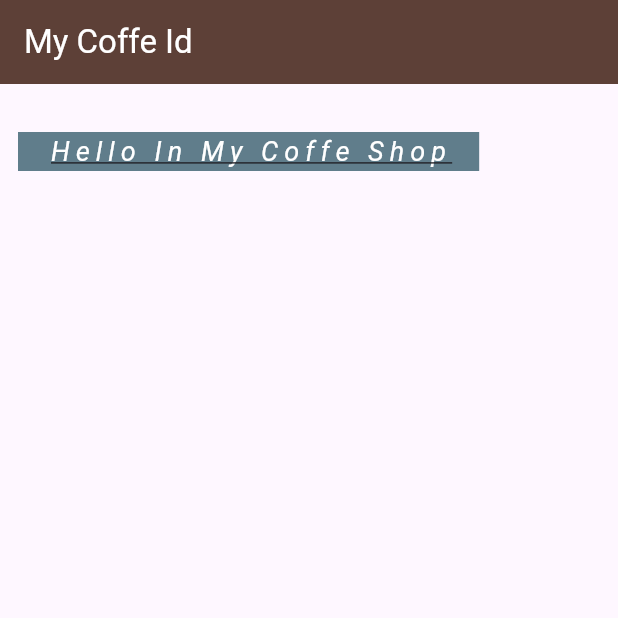
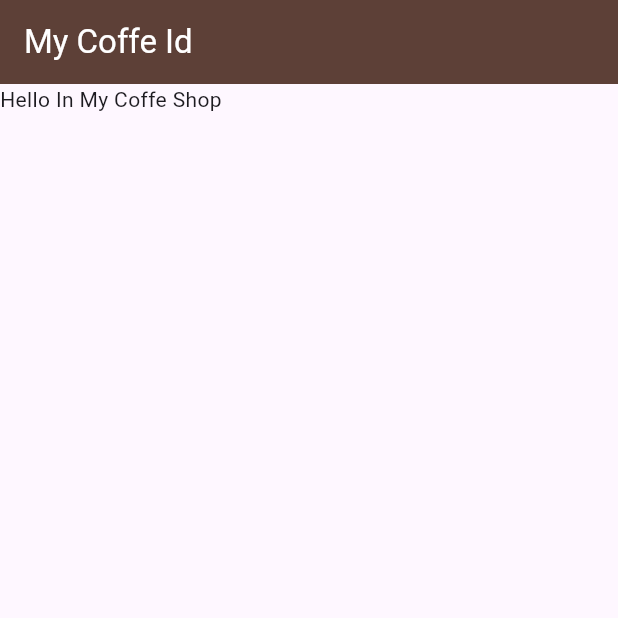
Before and after one commit to Hyzinx/Coffe_Card, a Flutter app: the screen it shows after launch, on a phone screen of 412 x 824 dp, the top half of it. Run offline on Flutter 3.47's test engine with Material 3 defaults, Android fonts, the phone set to English and light mode, and no system bars.

Commit message:
Refactor Code

```diff
--- a/lib/main.dart
+++ b/lib/main.dart
@@ -1,17 +1,7 @@
 import 'package:flutter/material.dart';
 
 void main() {
-  runApp(
-    MaterialApp(
-      home: Scaffold(
-        appBar: AppBar(
-          title: Text("My Coffe Id", style: TextStyle(color: Colors.white)),
-          backgroundColor: Colors.brown[700],
-        ),
-        body: Home(),
-      ),
-    ),
-  );
+  runApp(MaterialApp(home: Home()));
 }
 
 class Home extends StatelessWidget {
@@ -19,22 +9,12 @@ class Home extends StatelessWidget {
 
   @override
   Widget build(BuildContext context) {
-    return Container(
-      color: Colors.blueGrey,
-      // width: 200,
-      // height: 100,
-      padding: EdgeInsets.symmetric(horizontal: 20),
-      margin: EdgeInsets.fromLTRB(12, 32, 1, 12),
-      child: Text(
-        "Hello In My Coffe Shop",
-        style: TextStyle(
-          color: Colors.white,
-          fontSize: 18,
-          letterSpacing: 4,
-          decoration: TextDecoration.underline,
-          fontStyle: FontStyle.italic
-        ),
+    return Scaffold(
+      appBar: AppBar(
+        title: Text("My Coffe Id", style: TextStyle(color: Colors.white)),
+        backgroundColor: Colors.brown[700],
       ),
+      body: Text("Hello In My Coffe Shop"),
     );
   }
 }
```
